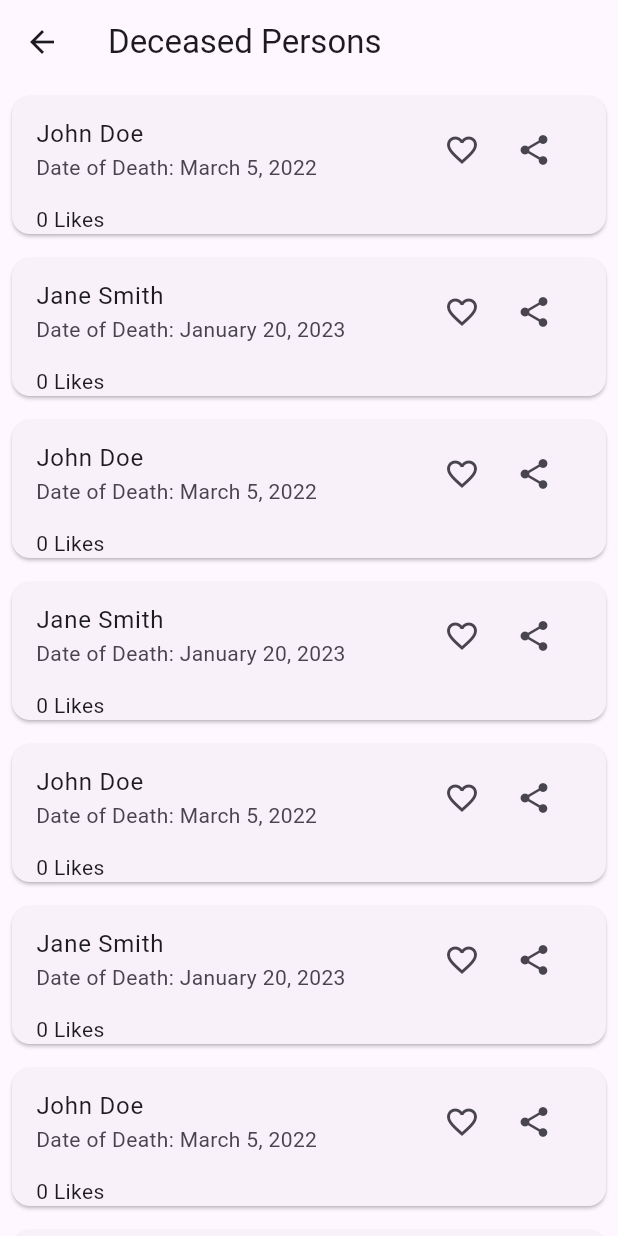
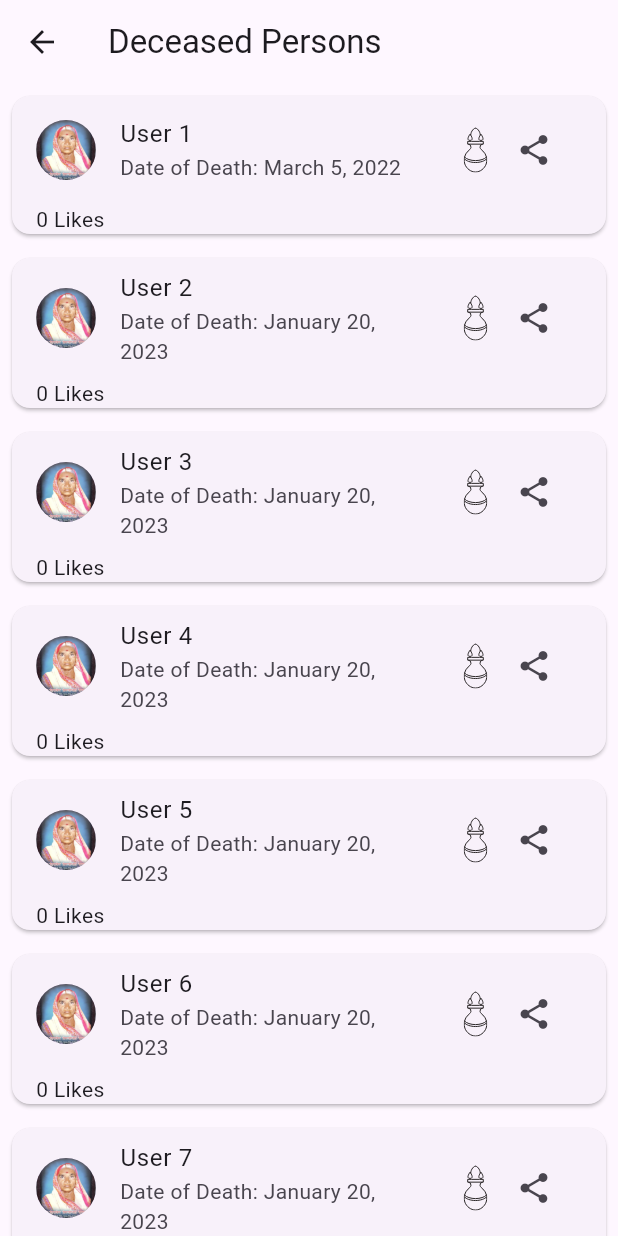
Before and after one commit to devendra-alt/social-content-manager, a Flutter app: the RenderDeceasedList screen opened directly, on a phone screen of 412 x 824 dp. Run offline on Flutter 3.47's test engine with Material 3 defaults, Android fonts, the phone set to English and light mode, and no system bars; our stand-ins replace file_picker, flutter_riverpod, flutter_secure_storage, flutter_svg, graphql_flutter, permission_handler and 1 more; missing offline and left inert: agora_rtc_engine; accounts and stored records are empty.

Commit message:
Add image assets to card, and gesture controls

```diff
--- a/lib/utils/card.dart
+++ b/lib/utils/card.dart
@@ -1,12 +1,17 @@
 import 'package:flutter/material.dart';
+import 'package:flutter_svg/flutter_svg.dart';
+import 'package:social_content_manager/home/template.dart'; // Import for using SVG
 
 class DeceasedPerson {
   final String name;
   final String dateOfDeath;
   int likes;
 
-  DeceasedPerson(
-      {required this.name, required this.dateOfDeath, this.likes = 0});
+  DeceasedPerson({
+    required this.name,
+    required this.dateOfDeath,
+    this.likes = 0,
+  });
 }
 
 class RenderDeceasedList extends StatefulWidget {
@@ -16,19 +21,15 @@ class RenderDeceasedList extends StatefulWidget {
 
 class _RenderDeceasedListState extends State<RenderDeceasedList> {
   final List<DeceasedPerson> deceasedList = [
-    DeceasedPerson(name: 'John Doe', dateOfDeath: 'March 5, 2022'),
-    DeceasedPerson(name: 'Jane Smith', dateOfDeath: 'January 20, 2023'),
-    DeceasedPerson(name: 'John Doe', dateOfDeath: 'March 5, 2022'),
-    DeceasedPerson(name: 'Jane Smith', dateOfDeath: 'January 20, 2023'),
-    DeceasedPerson(name: 'John Doe', dateOfDeath: 'March 5, 2022'),
-    DeceasedPerson(name: 'Jane Smith', dateOfDeath: 'January 20, 2023'),
-    DeceasedPerson(name: 'John Doe', dateOfDeath: 'March 5, 2022'),
-    DeceasedPerson(name: 'Jane Smith', dateOfDeath: 'January 20, 2023'),
-    DeceasedPerson(name: 'John Doe', dateOfDeath: 'March 5, 2022'),
-    DeceasedPerson(name: 'Jane Smith', dateOfDeath: 'January 20, 2023'),
-    DeceasedPerson(name: 'John Doe', dateOfDeath: 'March 5, 2022'),
-    DeceasedPerson(name: 'Jane Smith', dateOfDeath: 'January 20, 2023'),
-    // Add more deceased individuals here
+    DeceasedPerson(name: 'User 1', dateOfDeath: 'March 5, 2022'),
+    DeceasedPerson(name: 'User 2', dateOfDeath: 'January 20, 2023'),
+    DeceasedPerson(name: 'User 3', dateOfDeath: 'January 20, 2023'),
+    DeceasedPerson(name: 'User 4', dateOfDeath: 'January 20, 2023'),
+    DeceasedPerson(name: 'User 5', dateOfDeath: 'January 20, 2023'),
+    DeceasedPerson(name: 'User 6', dateOfDeath: 'January 20, 2023'),
+    DeceasedPerson(
+        name: 'User 7',
+        dateOfDeath: 'January 20, 2023') // Add more deceased individuals here
   ];
 
   ScrollController _scrollController = ScrollController();
@@ -93,24 +94,37 @@ class _RenderDeceasedListState extends State<RenderDeceasedList> {
   }
 
   Widget _buildDeceasedCard(DeceasedPerson person) {
-    return Card(
+    return GestureDetector(
+      onTap: () {
+        Navigator.push(
+            context, MaterialPageRoute(builder: (context) => Template()));
+      },
+      child: Card(
         margin: EdgeInsets.all(8.0),
         child: Column(
           crossAxisAlignment: CrossAxisAlignment.start,
           children: <Widget>[
             ListTile(
+              leading: CircleAvatar(
+                backgroundImage: AssetImage('assets/db1.jpg'),
+                // Replace with your image asset
+              ),
               title: Text(person.name),
               subtitle: Text('Date of Death: ${person.dateOfDeath}'),
               trailing: Row(
                 mainAxisSize: MainAxisSize.min,
                 children: [
-                IconButton(
-                  icon: Icon(Icons.favorite_border),
-                  onPressed: () {
+                  GestureDetector(
+                    onTap: () {
                       setState(() {
                         person.likes++; // Increase the likes count
                       });
                     },
+                    child: SvgPicture.asset(
+                      'assets/kalash.svg', // Replace with your SVG icon path
+                      height: 30, // Set your desired height
+                      width: 30, // Set your desired width
+                    ),
                   ),
                   IconButton(
                     icon: Icon(Icons.share),
@@ -127,6 +141,7 @@ class _RenderDeceasedListState extends State<RenderDeceasedList> {
             ),
           ],
         ),
+      ),
     );
   }
 
```
Lines whose indentation alone changed are shown as unchanged.
